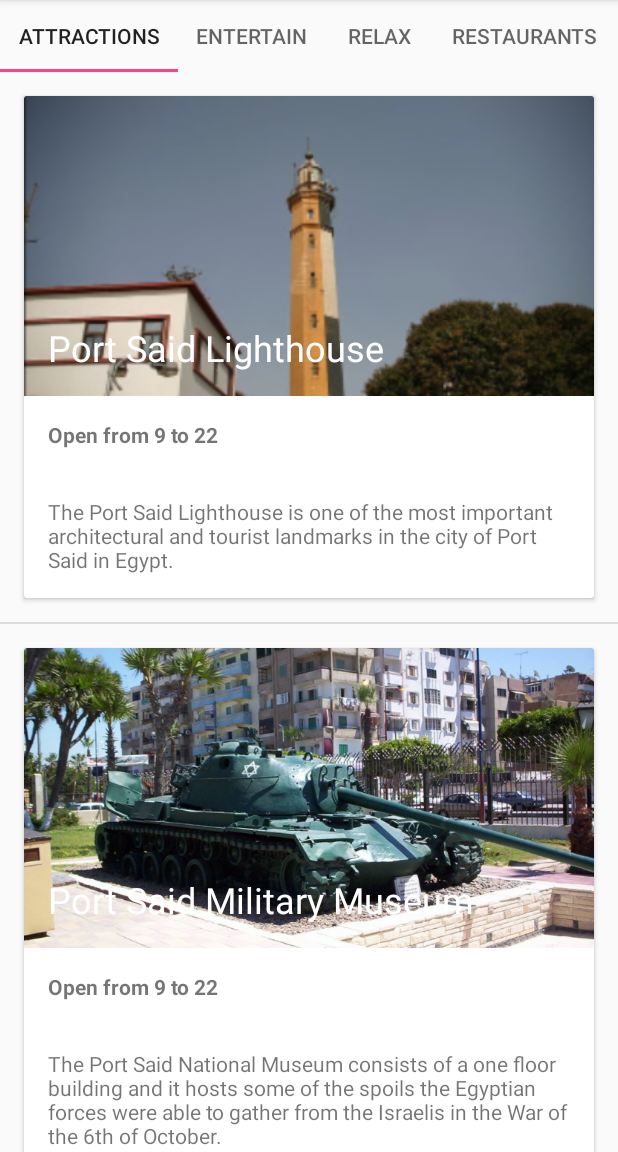
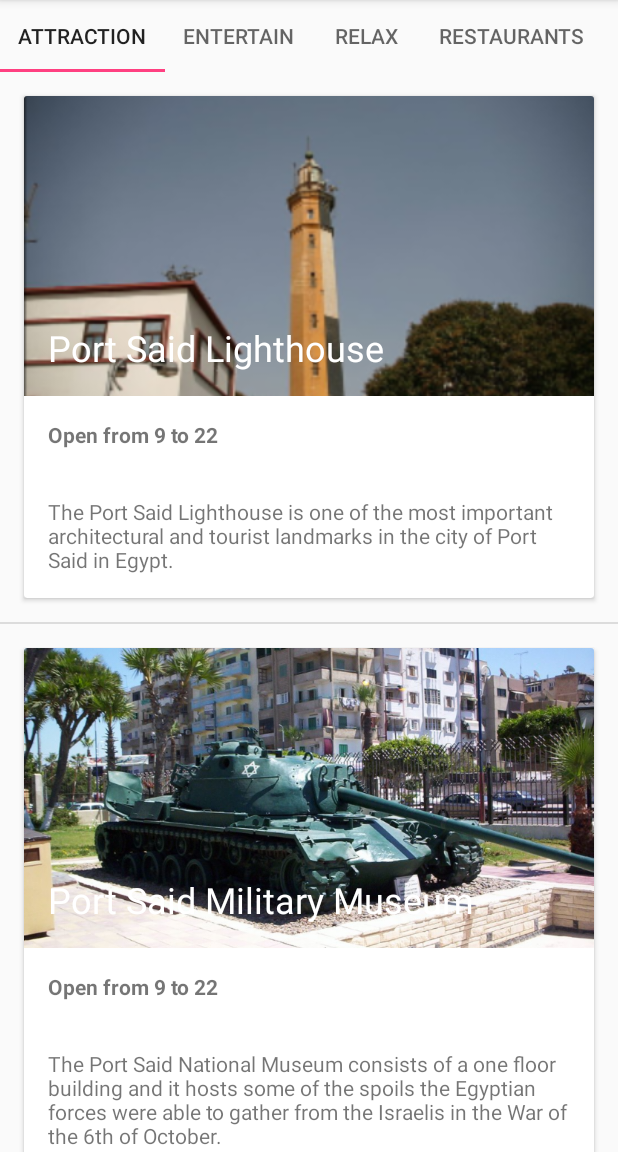
Before and after one commit to Ammar-yas/PortsaidTourGuide, an Android app: the screen it shows after launch (MainActivity), on a phone screen of 412 x 824 dp, the part 84-1236 px from its top. Run offline under Robolectric (Android 15) with nearby library versions, the phone set to English and light mode, and no system bars.

Commit message:
final edits before submitting the project

```diff
--- a/app/src/main/java/com/example/ammaryasser/portsaidtourguide/Card.java
+++ b/app/src/main/java/com/example/ammaryasser/portsaidtourguide/Card.java
@@ -34,39 +34,20 @@ public class Card {
         return placeName;
     }
 
-    public void setPlaceName(int placeName) {
-        this.placeName = placeName;
-    }
-
     public int getPlaceDescription() {
         return placeDescription;
-    }
-
-    public void setPlaceDescription(int placeDescription) {
-        this.placeDescription = placeDescription;
     }
 
     public int getPlaceOpenTime() {
         return placeOpenTime;
     }
 
-    public void setPlaceOpenTime(int placeOpenTime) {
-        this.placeOpenTime = placeOpenTime;
-    }
-
     public int getPlaceCloseTime() {
         return placeCloseTime;
-    }
-
-    public void setPlaceCloseTime(int placeCloseTime) {
-        this.placeCloseTime = placeCloseTime;
     }
 
     public int getPlaceImageRId() {
         return placeImageRId;
     }
 
-    public void setPlaceImageRId(int placeImageRId) {
-        this.placeImageRId = placeImageRId;
-    }
 }
--- a/app/src/main/java/com/example/ammaryasser/portsaidtourguide/CardAdapter.java
+++ b/app/src/main/java/com/example/ammaryasser/portsaidtourguide/CardAdapter.java
@@ -37,7 +37,8 @@ public class CardAdapter extends ArrayAdapter<Card> {
         image.setImageResource(card.getPlaceImageRId());
         title.setText(getContext().getString(card.getPlaceName()));
         description.setText(getContext().getString(card.getPlaceDescription()));
-        openHours.setText("Open from " + card.getPlaceOpenTime() + " to " + card.getPlaceCloseTime());
+        openHours.setText(getContext().getString(R.string.hours_formatter, card.getPlaceOpenTime(),
+                card.getPlaceCloseTime()));
 
         return cardView;
     }
--- a/app/src/main/java/com/example/ammaryasser/portsaidtourguide/MainActivity.java
+++ b/app/src/main/java/com/example/ammaryasser/portsaidtourguide/MainActivity.java
@@ -14,7 +14,7 @@ public class MainActivity extends AppCompatActivity {
 
         ViewPager viewPager = (ViewPager) findViewById(R.id.mainActivityViewPager);
         TabLayout tabLayout = (TabLayout) findViewById(R.id.mainActivityTabs);
-        SimpleFragmentPagerAdapter simpleFragmentPagerAdapter = new SimpleFragmentPagerAdapter(getSupportFragmentManager());
+        SimpleFragmentPagerAdapter simpleFragmentPagerAdapter = new SimpleFragmentPagerAdapter(getSupportFragmentManager(), this);
         viewPager.setAdapter(simpleFragmentPagerAdapter);
         tabLayout.setupWithViewPager(viewPager);
     }
--- a/app/src/main/java/com/example/ammaryasser/portsaidtourguide/SimpleFragmentPagerAdapter.java
+++ b/app/src/main/java/com/example/ammaryasser/portsaidtourguide/SimpleFragmentPagerAdapter.java
@@ -1,15 +1,22 @@
 package com.example.ammaryasser.portsaidtourguide;
 
+import android.content.Context;
 import android.support.v4.app.Fragment;
 import android.support.v4.app.FragmentManager;
 import android.support.v4.app.FragmentPagerAdapter;
 
-public class SimpleFragmentPagerAdapter extends FragmentPagerAdapter {
+class SimpleFragmentPagerAdapter extends FragmentPagerAdapter {
 
-    private final String TABTITLES[] = new String[]{"Attractions", "Entertain", "Relax", "Restaurants"};
+    private Context context;
+    String tabTitles[] = new String[4];
 
-    public SimpleFragmentPagerAdapter(FragmentManager fm) {
+    SimpleFragmentPagerAdapter(FragmentManager fm, Context context) {
         super(fm);
+        this.context = context;
+        tabTitles[0] = context.getString(R.string.attractions);
+        tabTitles[1] = context.getString(R.string.entertain);
+        tabTitles[2] = context.getString(R.string.relax);
+        tabTitles[3] = context.getString(R.string.restaurants);
     }
 
     @Override
@@ -34,6 +41,6 @@ public class SimpleFragmentPagerAdapter extends FragmentPagerAdapter {
 
     @Override
     public CharSequence getPageTitle(int position) {
-        return TABTITLES[position];
+        return tabTitles[position];
     }
 }
--- a/app/src/main/res/values/strings.xml
+++ b/app/src/main/res/values/strings.xml
@@ -1,5 +1,11 @@
 <resources>
     <string name="app_name">Portsaid Tour Guide</string>
+
+    <string name="attractions">Attraction</string>
+    <string name="relax">Relax</string>
+    <string name="restaurants">Restaurants</string>
+    <string name="entertain">Entertain</string>
+    <string name="hours_formatter">Open from %1$d to %2$d</string>
 
     <string name="lighthouse">Port Said Lighthouse</string>
     <string name="lighthouse_description">The Port Said Lighthouse is one of the most important
@@ -27,4 +33,5 @@
     <string name="culture_entertainment_center">Culture Entertainment Center</string>
     <string name="culture_entertainment_center_description"> Port said biggest entertainment
         center </string>
+
 </resources>
```
